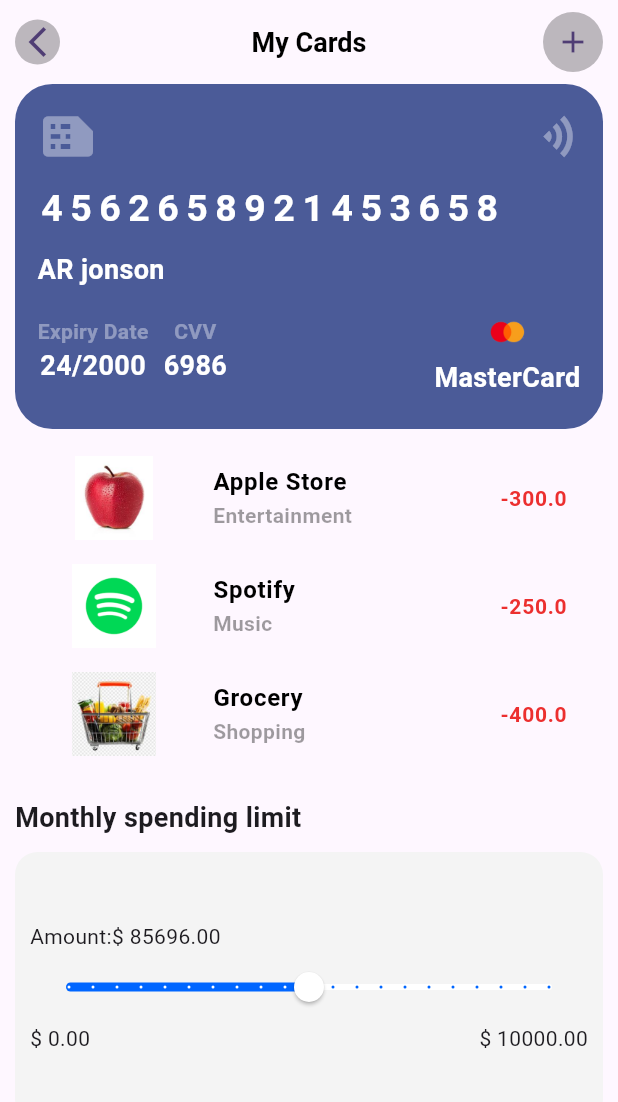
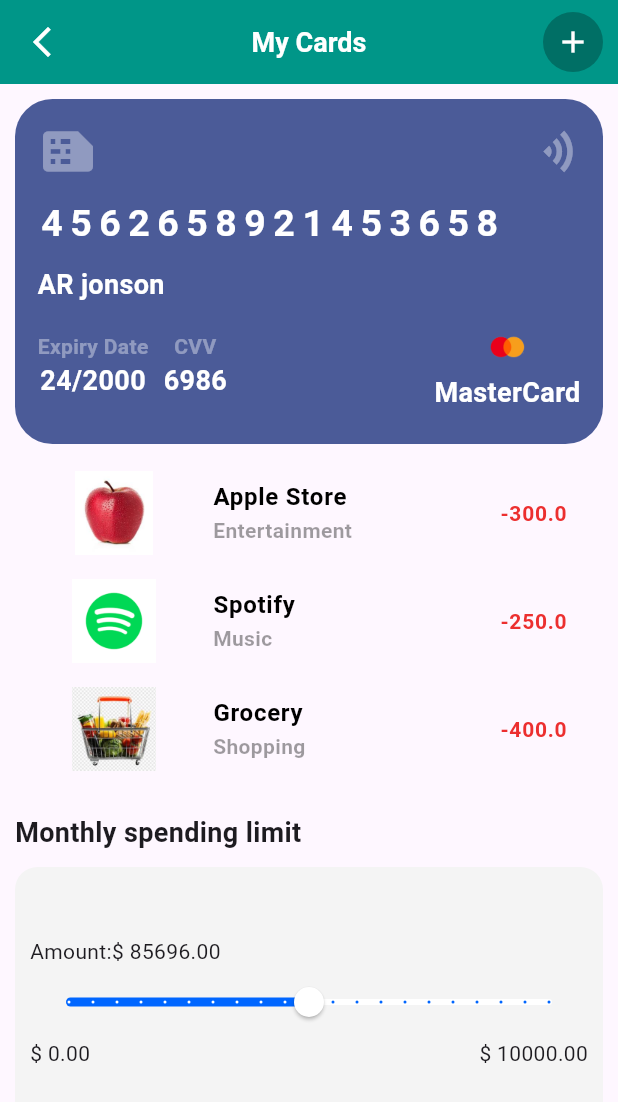
Before and after one commit to foysal012/demo_bank, a Flutter app: the MyCardScreen screen opened directly, on a phone screen of 412 x 824 dp. Shown: the top 1102 px of the screen. Run offline on Flutter 3.47's test engine with Material 3 defaults, Android fonts, the phone set to English and light mode, and no system bars; our stand-ins replace cloud_firestore, firebase_auth, firebase_core, firebase_messaging, flutter_spinkit, fluttertoast and 4 more; accounts and stored records are empty.

Commit message:
working on app bar color

```diff
--- a/lib/presentation/screen/my_card_screen.dart
+++ b/lib/presentation/screen/my_card_screen.dart
@@ -27,22 +27,15 @@ class _MyCardScreenState extends State<MyCardScreen> {
 
       appBar: AppBar(
         actionsPadding: EdgeInsets.only(right: 10.0),
-        leadingWidth: 40,
-        leading: Padding(
-          padding: const EdgeInsets.only(left: 10.0),
-          child: CircleAvatar(
-            radius: 20.0,
-            backgroundColor: Colors.black26,
-            child: Icon(Icons.arrow_back_ios_new),
-          ),
-        ),
+        backgroundColor: AppColors.primaryColor,
+        leading: Icon(Icons.arrow_back_ios_new, color: Colors.white),
 
         centerTitle: true,
         title: Text('My Cards',
           style: TextStyle(
               fontSize: 18,
               fontWeight: FontWeight.bold,
-              color: AppColors.appBlack
+              color: Colors.white
           ),
         ),
 
@@ -50,13 +43,13 @@ class _MyCardScreenState extends State<MyCardScreen> {
           CircleAvatar(
             radius: 20.0,
             backgroundColor: Colors.black26,
-            child: Icon(Icons.add),
+            child: Icon(Icons.add, color: Colors.white),
           ),
         ],
       ),
 
       body: Container(
-        padding: EdgeInsets.symmetric(horizontal: 10.0),
+        padding: EdgeInsets.symmetric(horizontal: 10.0, vertical: 10.0),
         child: SingleChildScrollView(
           child: Column(
             crossAxisAlignment: CrossAxisAlignment.start,
```
Also changed, not shown: lib/presentation/screen/language_screen.dart (+6 -14 lines), lib/presentation/screen/settings_screen.dart (+4 -11 lines), lib/presentation/screen/statistics_screen.dart (+4 -11 lines), pubspec.lock.
